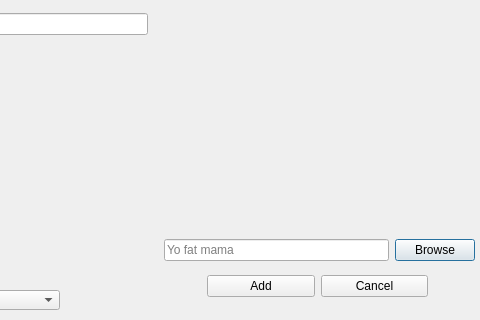
Old version of the form ui/computerdialog.ui in the repository VLN-H7/Skil3; both pictures show x 253 to 733 and y 90 to 410 of the 733 by 410 pixel window.
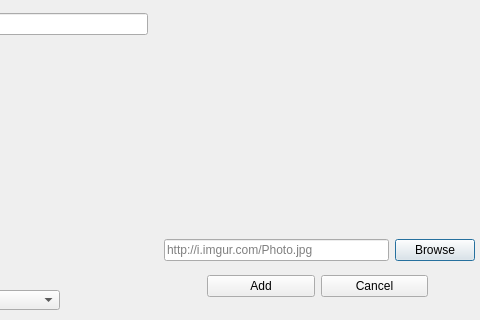
New version of the form.

Commit message: Removed Yo fat mama

```diff
--- a/ui/computerdialog.ui
+++ b/ui/computerdialog.ui
@@ -181,7 +181,7 @@
     <item row="1" column="0">
      <widget class="QLineEdit" name="inputImage">
       <property name="placeholderText">
-       <string>Yo fat mama</string>
+       <string>http://i.imgur.com/Photo.jpg</string>
       </property>
      </widget>
     </item>
```
The commit also changes 1 other file.
